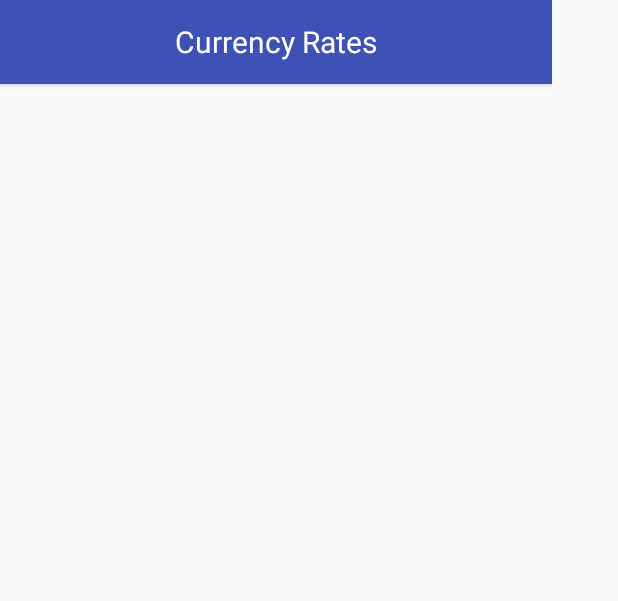
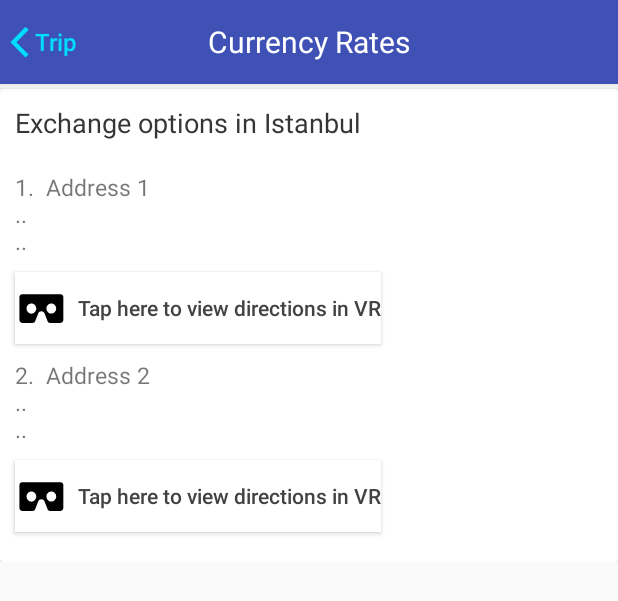
Before and after one commit to celikkoseoglu/LodeStar, an Android app: the layout activity_currency.xml on its own in the app's theme, with its tools: preview values and no code run, on a phone screen of 412 x 824 dp. Shown: the top 601 px of the screen. Run offline under Robolectric (Android 15) with nearby library versions, the phone set to English and light mode, and no system bars; network calls fail.

Commit message:
Android currency page addition

```diff
--- a/Android/LodeStar/app/build.gradle
+++ b/Android/LodeStar/app/build.gradle
@@ -60,4 +60,5 @@ dependencies {
 
 
 
+
 apply plugin: 'com.google.gms.google-services'
--- a/Android/LodeStar/app/src/main/AndroidManifest.xml
+++ b/Android/LodeStar/app/src/main/AndroidManifest.xml
@@ -1,7 +1,7 @@
 <?xml version="1.0" encoding="utf-8"?>
 <manifest xmlns:android="http://schemas.android.com/apk/res/android"
     xmlns:tools="http://schemas.android.com/tools"
-    package="com.lodestarapp.cs491.lodestar" >
+    package="com.lodestarapp.cs491.lodestar">
 
     <uses-permission android:name="android.permission.INTERNET" />
 
@@ -12,8 +12,8 @@
         android:roundIcon="@mipmap/ic_launcher_round"
         android:supportsRtl="true"
         android:theme="@style/AppTheme"
-        tools:replace="android:icon, android:theme" >
-        <activity android:name=".LoginActivity" >
+        tools:replace="android:icon, android:theme">
+        <activity android:name=".LoginActivity">
             <intent-filter>
                 <action android:name="android.intent.action.MAIN" />
 
@@ -32,8 +32,8 @@
             android:label="@string/title_activity_home"
             android:theme="@style/AppTheme" />
         <activity android:name=".WeatherInformationActivity" />
-        <activity android:name=".FlightInfoActivity" >
-        </activity>
+        <activity android:name=".FlightInfoActivity"></activity>
+        <activity android:name=".CurrencyActivity"></activity>
     </application>
 
 </manifest>
--- /dev/null
+++ b/Android/LodeStar/app/src/main/java/com/lodestarapp/cs491/lodestar/CurrencyActivity.java
@@ -0,0 +1,20 @@
+package com.lodestarapp.cs491.lodestar;
+
+import android.content.Intent;
+import android.support.v7.app.AppCompatActivity;
+import android.os.Bundle;
+import android.view.View;
+
+public class CurrencyActivity extends AppCompatActivity {
+
+    @Override
+    protected void onCreate(Bundle savedInstanceState) {
+        super.onCreate(savedInstanceState);
+        setContentView(R.layout.activity_currency);
+    }
+
+    public void tripStart(View view){
+        Intent intent = new Intent(this, TripActivity.class);
+        startActivity(intent);
+    }
+}
--- /dev/null
+++ b/Android/LodeStar/app/src/main/res/drawable/ic_cardboard2.xml
@@ -0,0 +1,6 @@
+<vector android:height="35dp" android:viewportHeight="24.0"
+    android:viewportWidth="24.0" android:width="35dp" xmlns:android="http://schemas.android.com/apk/res/android">
+    <path android:fillColor="#000000" android:fillType="evenOdd"
+        android:pathData="M20.636,6L3.199,6C2.548,6 2,6.568 2,7.269L2,17.711C2,18.412 2.548,18.98 3.225,18.98L7.988,18.98C8.499,18.98 8.936,18.656 9.12,18.196L10.506,14.729C10.739,14.144 11.295,13.733 11.944,13.733C12.592,13.733 13.148,14.144 13.381,14.729L14.767,18.196C14.951,18.656 15.388,18.98 15.873,18.98L20.636,18.98C21.339,18.98 21.887,18.412 21.887,17.711L21.887,7.269C21.887,6.568 21.339,6 20.636,6L20.636,6ZM7.433,14.774C6.215,14.774 5.228,13.752 5.228,12.49C5.228,11.228 6.215,10.206 7.433,10.206C8.651,10.206 9.636,11.228 9.636,12.49C9.636,13.752 8.649,14.774 7.433,14.774L7.433,14.774ZM16.455,14.773C15.237,14.773 14.251,13.752 14.251,12.49C14.251,11.229 15.237,10.207 16.455,10.207C17.673,10.207 18.659,11.229 18.659,12.49C18.659,13.752 17.673,14.773 16.455,14.773L16.455,14.773Z"
+        android:strokeColor="#00000000" android:strokeWidth="1"/>
+</vector>
--- a/Android/LodeStar/app/src/main/res/layout/activity_currency.xml
+++ b/Android/LodeStar/app/src/main/res/layout/activity_currency.xml
@@ -3,11 +3,12 @@
     xmlns:app="http://schemas.android.com/apk/res-auto"
     xmlns:tools="http://schemas.android.com/tools"
     android:layout_width="match_parent"
-    android:layout_height="match_parent">
+    android:layout_height="match_parent"
+    tools:context="com.lodestarapp.cs491.lodestar.CurrencyActivity">
 
     <RelativeLayout
-        android:layout_width="368dp"
-        android:layout_height="551dp"
+        android:layout_width="match_parent"
+        android:layout_height="match_parent"
         android:orientation="vertical"
         tools:layout_editor_absoluteX="0dp"
         tools:layout_editor_absoluteY="0dp">
@@ -22,12 +23,12 @@
             android:background="?attr/colorPrimary"
             android:elevation="4dp"
             android:theme="@style/ThemeOverlay.AppCompat.ActionBar"
-            app:popupTheme="@style/ThemeOverlay.AppCompat.Light"
-            tools:layout_editor_absoluteX="0dp"
-            tools:layout_editor_absoluteY="0dp">
+            app:contentInsetLeft="7dp"
+            app:contentInsetStart="7dp"
+            app:popupTheme="@style/ThemeOverlay.AppCompat.Light">
 
             <TextView
-                android:id="@+id/textView2"
+                android:id="@+id/textView"
                 android:layout_width="wrap_content"
                 android:layout_height="wrap_content"
                 android:layout_gravity="center"
@@ -35,28 +36,119 @@
                 android:textColor="@android:color/background_light"
                 android:textSize="20sp" />
 
+            <Button
+                android:layout_width="wrap_content"
+                android:layout_height="wrap_content"
+                android:layout_alignParentLeft="true"
+                android:layout_alignParentStart="true"
+                android:layout_gravity="left"
+                android:background="@android:color/transparent"
+                android:drawableLeft="@drawable/arrow_left"
+                android:gravity="left|center_vertical"
+                android:minWidth="0dp"
+                android:onClick="tripStart"
+                android:padding="0dp"
+                android:text=" Trip"
+                android:textAllCaps="false"
+                android:textColor="@android:color/holo_blue_bright"
+                android:textSize="16sp" />
+        </android.support.v7.widget.Toolbar>
+
+        <ScrollView
+            android:layout_width="match_parent"
+            android:layout_height="match_parent"
+            android:layout_below="@+id/the_toolbar">
+
+            <RelativeLayout
+                android:id="@+id/rl1"
+                android:layout_width="match_parent"
+                android:layout_height="match_parent"
+                android:background="@color/cardview_light_background">
+
+                <android.support.v7.widget.CardView
+                    android:id="@+id/cardView3"
+                    android:layout_width="match_parent"
+                    android:layout_height="wrap_content"
+                    android:layout_below="@+id/cardView2"
+                    android:layout_marginTop="3dp"
+                    android:background="#d7d7d7">
+
+                    <LinearLayout
+                        android:layout_width="match_parent"
+                        android:layout_height="match_parent"
+                        android:orientation="vertical">
+
+                        <TextView
+                            android:id="@+id/textView16"
+                            android:layout_width="wrap_content"
+                            android:layout_height="wrap_content"
+                            android:layout_alignParentLeft="true"
+                            android:layout_alignParentStart="true"
+                            android:layout_marginLeft="10dp"
+                            android:layout_marginStart="10dp"
+                            android:layout_marginTop="10dp"
+                            android:text="Exchange options in Istanbul"
+                            android:textColor="#353535"
+                            android:textSize="18sp" />
+
+                        <TextView
+                            android:id="@+id/textView17"
+                            android:layout_width="wrap_content"
+                            android:layout_height="wrap_content"
+                            android:layout_marginLeft="10dp"
+                            android:layout_marginStart="10dp"
+                            android:layout_marginTop="20dp"
+                            android:text="1.  Address 1 \n..\n.."
+                            android:textSize="15sp" />
 
 
-        </android.support.v7.widget.Toolbar>
+                        <Button
+                            android:layout_width="wrap_content"
+                            android:layout_height="wrap_content"
+                            android:drawableLeft="@drawable/ic_cardboard2"
+                            android:text="  Tap here to view directions in VR"
+                            android:gravity="left|center"
+                            android:textAllCaps="false"
+                            android:layout_marginLeft="10dp"
+                            android:layout_marginTop="10dp"
+                            android:background="@color/cardview_light_background"
+                            android:textColor="@color/cardview_dark_background"/>
 
-        <android.support.v7.widget.CardView
-            android:id="@+id/cardView"
-            android:layout_width="match_parent"
-            android:layout_height="wrap_content"
-            android:layout_alignParentEnd="true"
-            android:layout_alignParentRight="true"
-            android:layout_below="@+id/the_toolbar"
-            android:layout_marginEnd="164dp"
-            android:layout_marginRight="164dp"
-            android:layout_marginTop="121dp" />
+                        <TextView
+                            android:id="@+id/textView18"
+                            android:layout_width="wrap_content"
+                            android:layout_height="wrap_content"
+                            android:layout_marginLeft="10dp"
+                            android:layout_marginStart="10dp"
+                            android:layout_marginTop="10dp"
+                            android:text="2.  Address 2 \n..\n.."
+                            android:textSize="15sp" />
 
-        <android.support.v7.widget.CardView
-            android:layout_width="match_parent"
-            android:layout_height="wrap_content"
-            android:layout_below="@+id/cardView"
-            android:layout_centerHorizontal="true"
-            android:layout_marginTop="153dp" />
+                        <Button
+                            android:layout_width="wrap_content"
+                            android:layout_height="wrap_content"
+                            android:drawableLeft="@drawable/ic_cardboard2"
+                            android:text="  Tap here to view directions in VR"
+                            android:gravity="left|center"
+                            android:textAllCaps="false"
+                            android:layout_marginLeft="10dp"
+                            android:layout_marginTop="10dp"
+                            android:layout_marginBottom="20dp"
+                            android:background="@color/cardview_light_background"
+                            android:textColor="@color/cardview_dark_background"/>
+
+
+                    </LinearLayout>
+
+
+                </android.support.v7.widget.CardView>
+
+
+            </RelativeLayout>
+        </ScrollView>
+
 
     </RelativeLayout>
 
+
 </android.support.constraint.ConstraintLayout>
```
